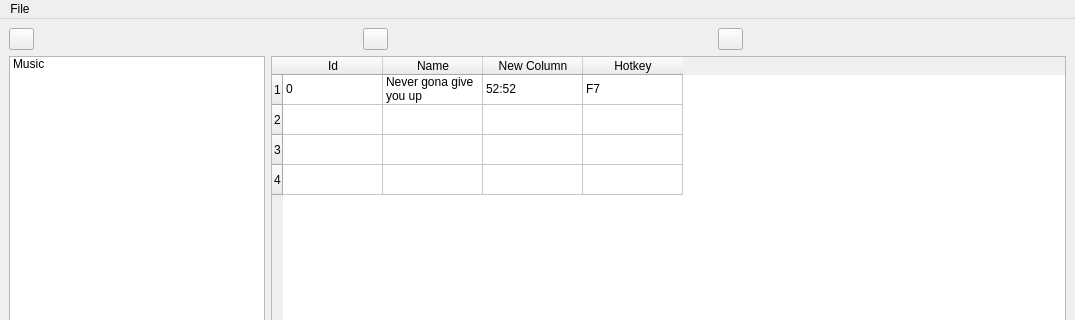
Above: src/ui/main.ui from NRF24l01/FunnyPad before the change; both pictures show x 0 to 1075 and y 0 to 320 of the 1075 by 623 pixel window. Below: the same form after it.
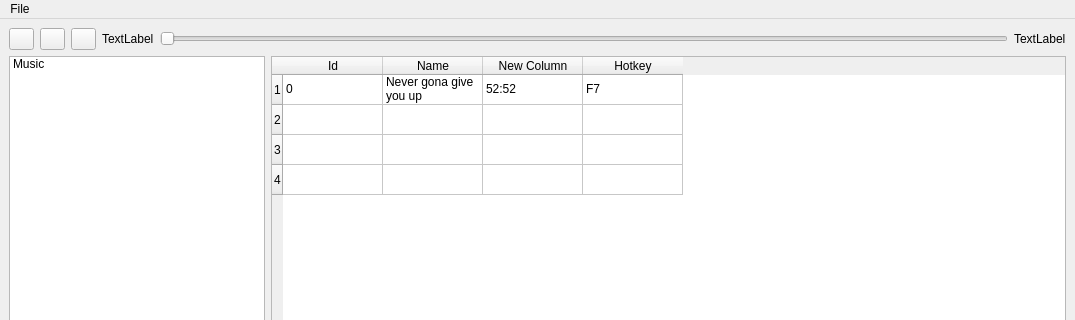
That is the form after the change. Icons and pictures are not drawn.

Commit message: Connected player to buttons

```diff
--- a/src/ui/main.ui
+++ b/src/ui/main.ui
@@ -76,6 +76,31 @@
           </property>
          </widget>
         </item>
+        <item>
+         <layout class="QHBoxLayout" name="horizontalLayout_4">
+          <item>
+           <widget class="QLabel" name="currentMusicTime">
+            <property name="text">
+             <string>TextLabel</string>
+            </property>
+           </widget>
+          </item>
+          <item>
+           <widget class="QSlider" name="musicProgress">
+            <property name="orientation">
+             <enum>Qt::Orientation::Horizontal</enum>
+            </property>
+           </widget>
+          </item>
+          <item>
+           <widget class="QLabel" name="totalMusicTime">
+            <property name="text">
+             <string>TextLabel</string>
+            </property>
+           </widget>
+          </item>
+         </layout>
+        </item>
        </layout>
       </item>
       <item>
```
The commit also changes 4 other files.
